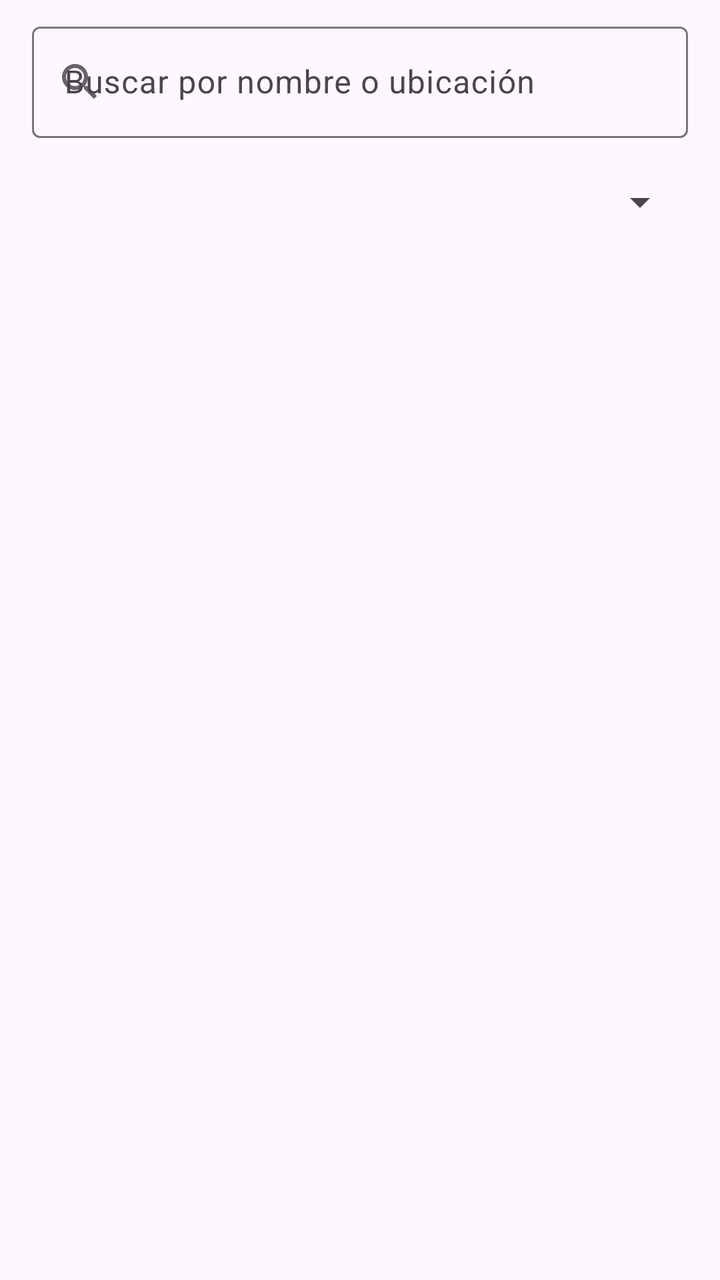
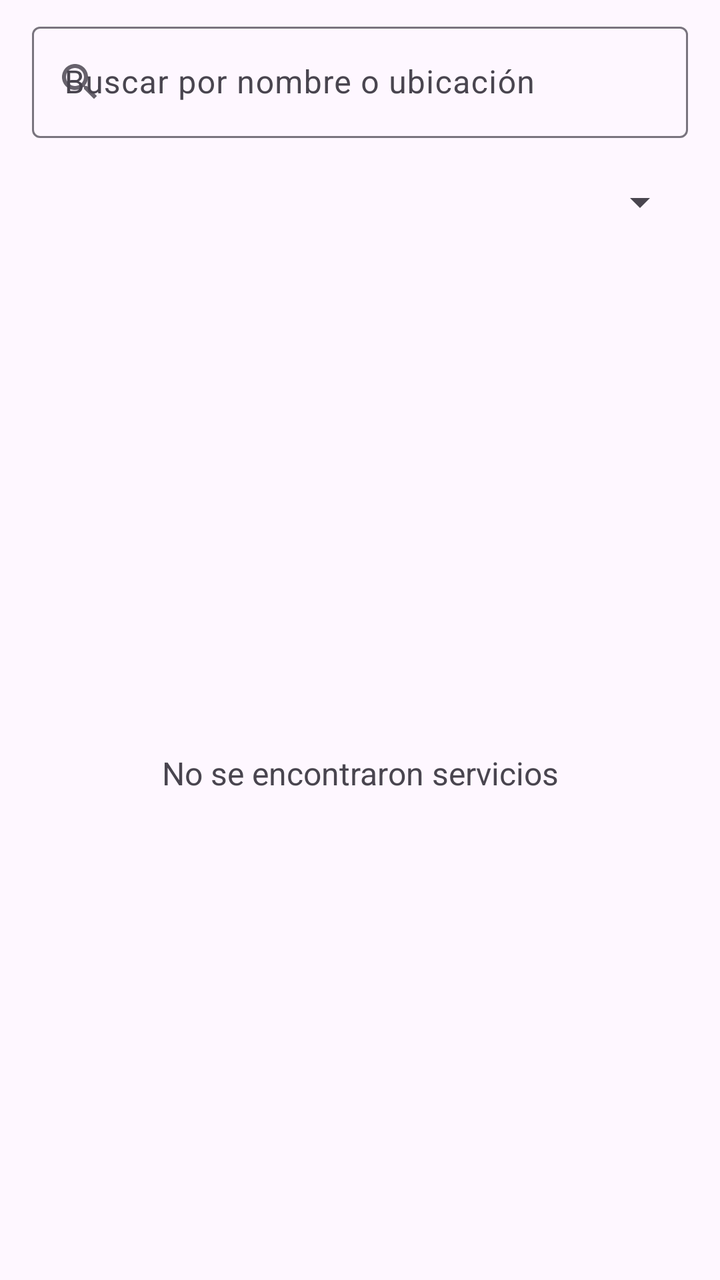

Before-and-after screenshots of an Android layout around one commit, followed by the original layout XML and the change that was made.
<!-- AndroidManifest.xml: application theme Theme.App_PadresPrimerizos -->
<!-- res/layout/fragment_directorio.xml -->
<?xml version="1.0" encoding="utf-8"?>
<LinearLayout xmlns:android="http://schemas.android.com/apk/res/android"
    xmlns:app="http://schemas.android.com/apk/res-auto"
    xmlns:tools="http://schemas.android.com/tools"
    android:layout_width="match_parent"
    android:layout_height="match_parent"
    android:orientation="vertical"
    android:background="?android:attr/colorBackground"
    tools:context=".DirectorioFragment">

    <com.google.android.material.textfield.TextInputLayout
        android:id="@+id/tilBuscador"
        style="@style/Widget.Material3.TextInputLayout.OutlinedBox"
        android:layout_width="match_parent"
        android:layout_height="wrap_content"
        android:layout_marginHorizontal="16dp"
        android:layout_marginTop="8dp"
        android:hint="Buscar por nombre o ubicación"
        app:startIconDrawable="@drawable/ic_search">

        <com.google.android.material.textfield.TextInputEditText
            android:id="@+id/etBuscador"
            android:layout_width="match_parent"
            android:layout_height="wrap_content"
            android:imeOptions="actionSearch"
            android:inputType="text"
            android:maxLines="1" />
    </com.google.android.material.textfield.TextInputLayout>

    <Spinner
        android:id="@+id/spinnerTipo"
        android:layout_width="match_parent"
        android:layout_height="wrap_content"
        android:layout_marginHorizontal="16dp"
        android:layout_marginVertical="8dp"
        android:minHeight="48dp" />

    <ListView
        android:id="@+id/listViewServicios"
        android:layout_width="match_parent"
        android:layout_height="0dp"
        android:layout_weight="1"
        android:clipToPadding="false"
        android:divider="@null"
        android:dividerHeight="0dp"
        android:paddingVertical="8dp" />
</LinearLayout>
<!-- resources referenced by this layout -->
<resources>
  <!-- drawable ic_search (drawable) -->
  <vector xmlns:android="http://schemas.android.com/apk/res/android" android:alpha="0.84" android:height="24dp" android:tint="#000000" android:viewportHeight="24" android:viewportWidth="24" android:width="24dp">
        
      <path android:fillColor="@android:color/white" android:pathData="M15.5,14h-0.79l-0.28,-0.27C15.41,12.59 16,11.11 16,9.5 16,5.91 13.09,3 9.5,3S3,5.91 3,9.5 5.91,16 9.5,16c1.61,0 3.09,-0.59 4.23,-1.57l0.27,0.28v0.79l5,4.99L20.49,19l-4.99,-5zM9.5,14C7.01,14 5,11.99 5,9.5S7.01,5 9.5,5 14,7.01 14,9.5 11.99,14 9.5,14z"/>
      
  </vector>
  <style name="Theme.App_PadresPrimerizos" parent="Theme.Material3.Light.NoActionBar" />
</resources>

<!-- the commit's change to res/layout/fragment_directorio.xml (unified diff, before → after) -->
@@ -35,13 +35,28 @@
         android:layout_marginVertical="8dp"
         android:minHeight="48dp" />
 
-    <ListView
-        android:id="@+id/listViewServicios"
+    <FrameLayout
         android:layout_width="match_parent"
         android:layout_height="0dp"
-        android:layout_weight="1"
-        android:clipToPadding="false"
-        android:divider="@null"
-        android:dividerHeight="0dp"
-        android:paddingVertical="8dp" />
+        android:layout_weight="1">
+
+        <ListView
+            android:id="@+id/listViewServicios"
+            android:layout_width="match_parent"
+            android:layout_height="match_parent"
+            android:clipToPadding="false"
+            android:divider="@null"
+            android:dividerHeight="0dp"
+            android:paddingVertical="8dp" />
+
+        <TextView
+            android:id="@+id/tvSinResultados"
+            android:layout_width="match_parent"
+            android:layout_height="match_parent"
+            android:gravity="center"
+            android:padding="32dp"
+            android:text="No se encontraron servicios"
+            android:textColor="?attr/colorOnSurfaceVariant"
+            android:textSize="16sp" />
+    </FrameLayout>
 </LinearLayout>
